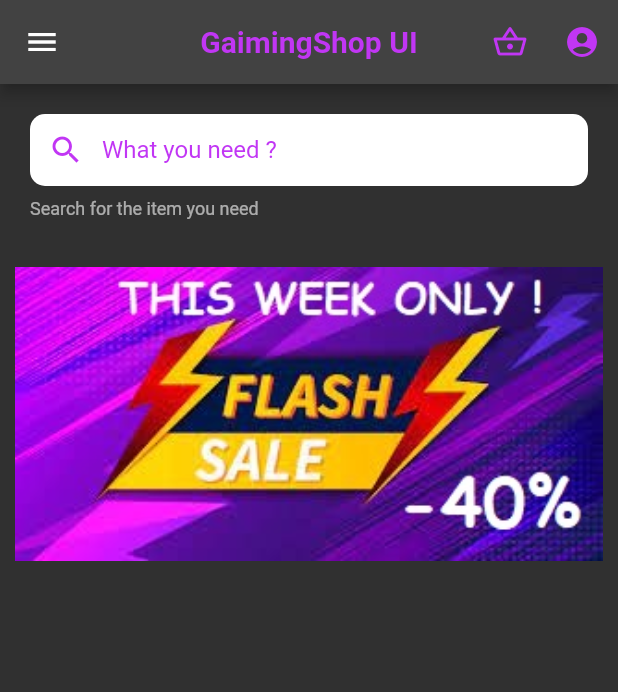
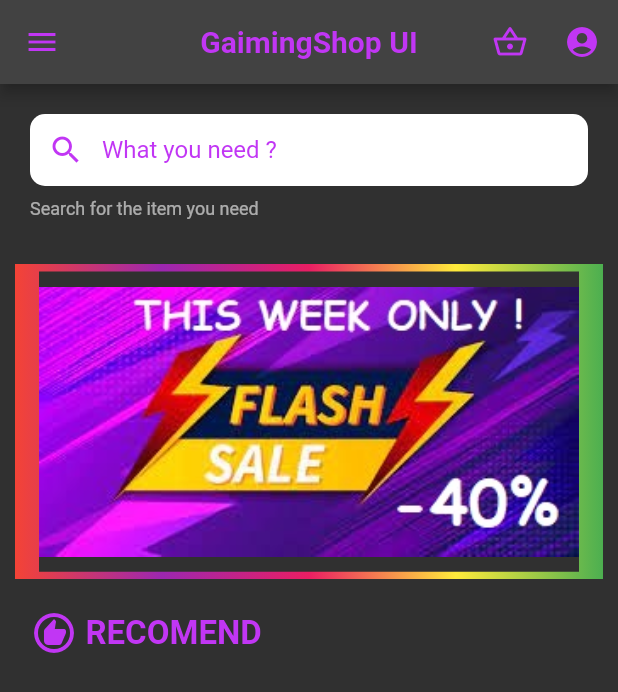
Before and after one commit to patryklaskowski1/gaming_shop_ui, a Flutter app: the screen it shows after launch, on a phone screen of 412 x 824 dp. Shown: the top 692 px of the screen. Run offline on Flutter 3.47's test engine with Material 2 defaults, Android fonts, the phone set to English and light mode, and no system bars; drawn by our look-alikes of photo_view.

Commit message:
Add gradient border for photo gallery

```diff
--- a/lib/const/const.dart
+++ b/lib/const/const.dart
@@ -1,3 +1,11 @@
 import 'package:flutter/material.dart';
 
 const Color colorFont = Color.fromARGB(255, 193, 54, 244);
+
+const gradientColors = [
+  Colors.red,
+  Colors.purple,
+  Colors.pink,
+  Colors.yellow,
+  Colors.green,
+];
--- a/lib/home_page/page/home_page.dart
+++ b/lib/home_page/page/home_page.dart
@@ -1,4 +1,5 @@
 import 'package:flutter/material.dart';
+import 'package:gaming_shop_ui/const/const.dart';
 import 'package:gaming_shop_ui/home_page/widgets/back_drawer_menu.dart';
 import 'package:gaming_shop_ui/home_page/widgets/photo_gallery_view.dart';
 import 'package:gaming_shop_ui/home_page/widgets/text_field.dart';
@@ -13,6 +14,9 @@ class HomePage extends StatelessWidget {
     return Scaffold(
       drawer: const BackDrawerMenu(),
       appBar: AppBar(
+        iconTheme: const IconThemeData(
+          color: colorFont,
+        ),
         title: const Text(
           'GaimingShop UI',
           style: TextStyle(
@@ -45,6 +49,31 @@ class HomePage extends StatelessWidget {
             padding: const EdgeInsets.all(10),
             child: PhotoGalleryPage(),
           ),
+          const Padding(
+            padding: EdgeInsets.only(
+              left: 20,
+              top: 10,
+              bottom: 10,
+            ),
+            child: Row(
+              children: [
+                Icon(
+                  Icons.recommend_outlined,
+                  color: colorFont,
+                  size: 32,
+                ),
+                SizedBox(width: 5),
+                Text(
+                  'RECOMEND',
+                  style: TextStyle(
+                    color: colorFont,
+                    fontWeight: FontWeight.bold,
+                    fontSize: 22,
+                  ),
+                ),
+              ],
+            ),
+          )
         ],
       ),
     );
--- a/lib/home_page/widgets/photo_gallery_view.dart
+++ b/lib/home_page/widgets/photo_gallery_view.dart
@@ -1,4 +1,5 @@
 import 'package:flutter/material.dart';
+import 'package:gaming_shop_ui/const/const.dart';
 import 'package:photo_view/photo_view.dart';
 import 'package:photo_view/photo_view_gallery.dart';
 
@@ -16,8 +17,17 @@ class PhotoGalleryPage extends StatelessWidget {
 
   @override
   Widget build(BuildContext context) {
-    return SizedBox(
-      width: 200,
+    return Container(
+      width: 210,
+      height: 210,
+      alignment: Alignment.center,
+      decoration: const BoxDecoration(
+        gradient: LinearGradient(
+          colors: gradientColors,
+        ),
+      ),
+      child: SizedBox(
+        width: 360,
         height: 200,
         child: Scaffold(
           body: PhotoViewGallery.builder(
@@ -37,6 +47,7 @@ class PhotoGalleryPage extends StatelessWidget {
             ),
           ),
         ),
+      ),
     );
   }
 }
```
Lines whose indentation alone changed are shown as unchanged.
